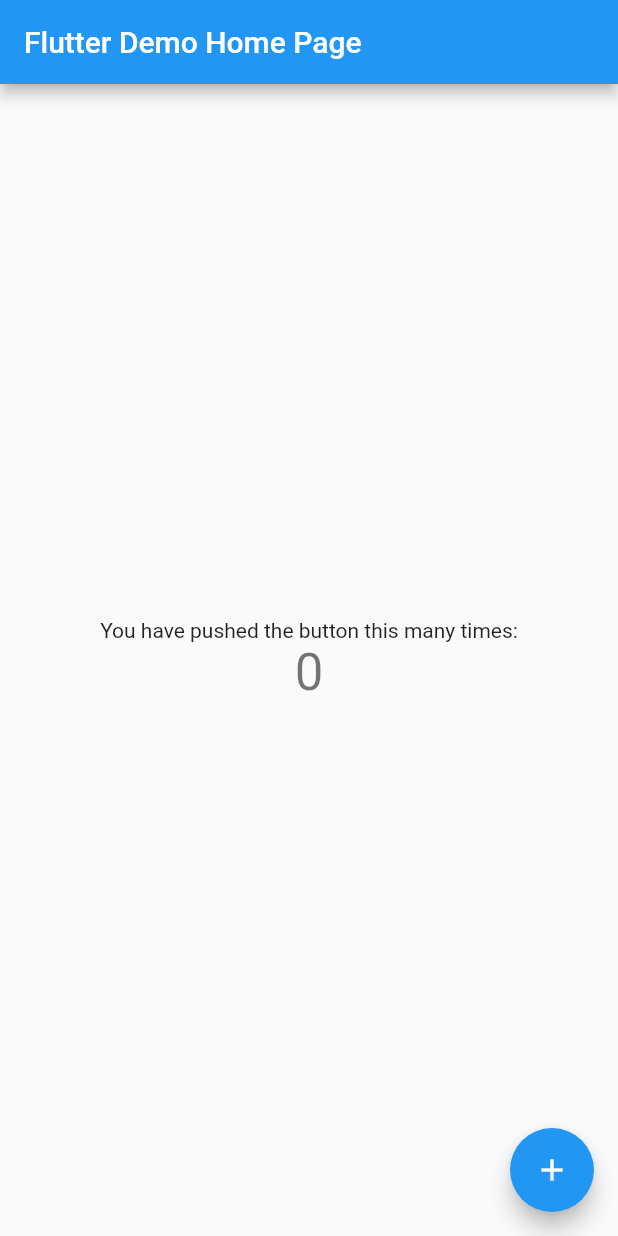
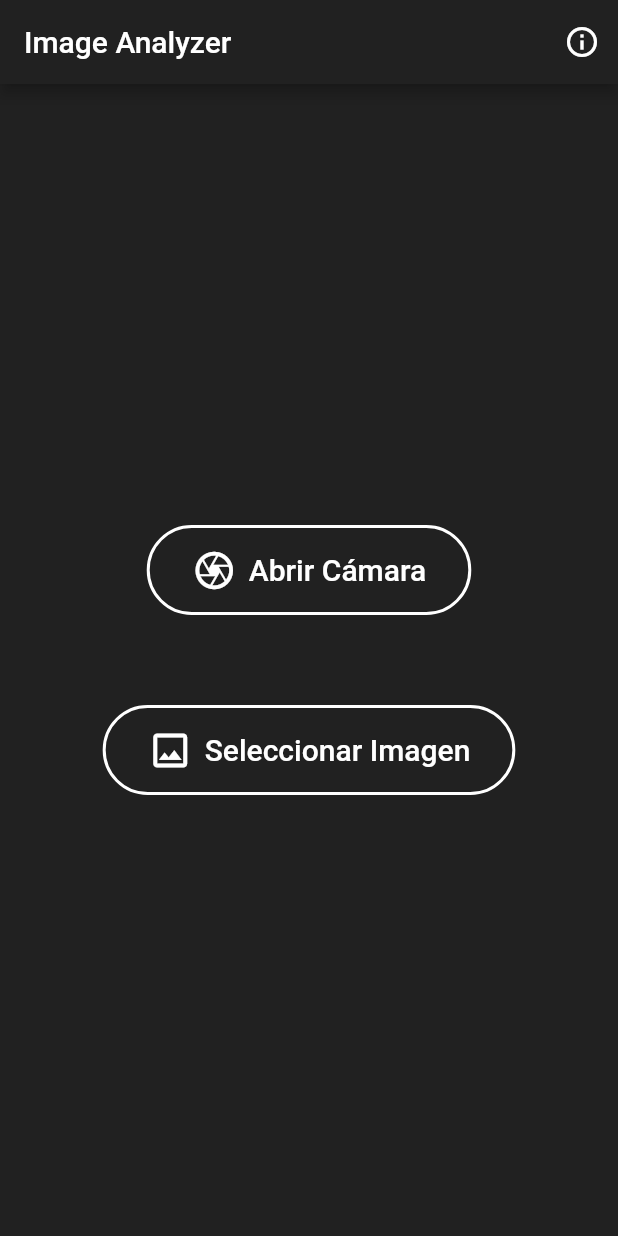
Before and after one commit to Seoane8/ipm-02-mobile, a Flutter app: the screen it shows after launch, on a phone screen of 412 x 824 dp. Run offline on Flutter 3.47's test engine with Material 2 defaults, Android fonts, the phone set to English and light mode, and no system bars.

Commit message:
Added interface without functionality

```diff
--- /dev/null
+++ b/lib/colors.dart
@@ -0,0 +1,18 @@
+import 'package:flutter/material.dart';
+
+const MaterialColor grafito = MaterialColor(
+  _grafitoValue,
+  <int, Color>{
+    50: Color(0xFF212121),
+    100: Color(0xFF212121),
+    200: Color(0xFF212121),
+    300: Color(0xFF212121),
+    400: Color(0xFF212121),
+    500: Color(_grafitoValue),
+    600: Color(0xFF212121),
+    700: Color(0xFF212121),
+    800: Color(0xFF212121),
+    900: Color(0xFF212121),
+  },
+);
+const int _grafitoValue = 0xFF212121;
--- /dev/null
+++ b/lib/home.dart
@@ -0,0 +1,82 @@
+import 'package:flutter/material.dart';
+
+import 'package:image_analyzer/colors.dart';
+import 'package:image_analyzer/wait.dart';
+import 'package:image_analyzer/info.dart';
+
+class HomePage extends StatelessWidget {
+  @override
+  Widget build(BuildContext context) {
+    return Scaffold(
+      backgroundColor: grafito,
+      appBar: AppBar(
+        automaticallyImplyLeading: false,
+        title: Text("Image Analyzer"),
+        actions: [
+          IconButton(
+            icon: Icon(
+              Icons.info_outlined,
+              color: Colors.white,
+            ),
+            onPressed: null,
+          )
+        ],
+      ),
+      body: Center(
+        child: Column(
+          mainAxisAlignment: MainAxisAlignment.center,
+          mainAxisSize: MainAxisSize.max,
+
+          children: <Widget> [
+            imageButton(
+                () => Navigator.push(
+                context,
+                MaterialPageRoute(builder: (context) => WaitPage()),
+              ),
+              'Abrir Cámara',
+              Icons.camera_outlined
+            ),
+            SizedBox(height: 60),
+            imageButton(
+              () => Navigator.push(
+                context,
+                MaterialPageRoute(builder: (context) => InfoPage()),
+              ),
+              'Seleccionar Imagen',
+              Icons.insert_photo_outlined
+            ),
+          ],
+        ),
+      ),
+    );
+  }
+
+  Widget imageButton(VoidCallback function, String text, IconData icon){
+    return OutlinedButton.icon(
+      onPressed: function,
+      icon: Icon(
+        icon,
+        size: 30,
+        color: Colors.white,
+      ),
+      label: Text(
+        text,
+        style: TextStyle(
+          fontSize: 20,
+          color: Colors.white,
+        ),
+      ),
+      style: ButtonStyle(
+        shape: MaterialStateProperty.all(
+            RoundedRectangleBorder(borderRadius: BorderRadius.circular(50))
+        ),
+        padding: MaterialStateProperty.all(
+            EdgeInsets.fromLTRB(30, 15, 30, 15)
+        ),
+        side: MaterialStateProperty.all(
+            BorderSide(width: 2, color: Colors.white)
+        ),
+      ),
+    );
+  }
+}
--- a/lib/main.dart
+++ b/lib/main.dart
@@ -1,4 +1,7 @@
 import 'package:flutter/material.dart';
+
+import 'package:image_analyzer/home.dart';
+import 'package:image_analyzer/colors.dart';
 
 void main() {
   runApp(MyApp());
@@ -11,107 +14,13 @@ class MyApp extends StatelessWidget {
     return MaterialApp(
       title: 'Flutter Demo',
       theme: ThemeData(
-        // This is the theme of your application.
-        //
-        // Try running your application with "flutter run". You'll see the
-        // application has a blue toolbar. Then, without quitting the app, try
-        // changing the primarySwatch below to Colors.green and then invoke
-        // "hot reload" (press "r" in the console where you ran "flutter run",
-        // or simply save your changes to "hot reload" in a Flutter IDE).
-        // Notice that the counter didn't reset back to zero; the application
-        // is not restarted.
-        primarySwatch: Colors.blue,
+        primarySwatch: grafito,
         // This makes the visual density adapt to the platform that you run
         // the app on. For desktop platforms, the controls will be smaller and
         // closer together (more dense) than on mobile platforms.
         visualDensity: VisualDensity.adaptivePlatformDensity,
       ),
-      home: MyHomePage(title: 'Flutter Demo Home Page'),
+      home: HomePage(),
     );
   }
 }
-
-class MyHomePage extends StatefulWidget {
-  MyHomePage({Key key, this.title}) : super(key: key);
-
-  // This widget is the home page of your application. It is stateful, meaning
-  // that it has a State object (defined below) that contains fields that affect
-  // how it looks.
-
-  // This class is the configuration for the state. It holds the values (in this
-  // case the title) provided by the parent (in this case the App widget) and
-  // used by the build method of the State. Fields in a Widget subclass are
-  // always marked "final".
-
-  final String title;
-
-  @override
-  _MyHomePageState createState() => _MyHomePageState();
-}
-
-class _MyHomePageState extends State<MyHomePage> {
-  int _counter = 0;
-
-  void _incrementCounter() {
-    setState(() {
-      // This call to setState tells the Flutter framework that something has
-      // changed in this State, which causes it to rerun the build method below
-      // so that the display can reflect the updated values. If we changed
-      // _counter without calling setState(), then the build method would not be
-      // called again, and so nothing would appear to happen.
-      _counter++;
-    });
-  }
-
-  @override
-  Widget build(BuildContext context) {
-    // This method is rerun every time setState is called, for instance as done
-    // by the _incrementCounter method above.
-    //
-    // The Flutter framework has been optimized to make rerunning build methods
-    // fast, so that you can just rebuild anything that needs updating rather
-    // than having to individually change instances of widgets.
-    return Scaffold(
-      appBar: AppBar(
-        // Here we take the value from the MyHomePage object that was created by
-        // the App.build method, and use it to set our appbar title.
-        title: Text(widget.title),
-      ),
-      body: Center(
-        // Center is a layout widget. It takes a single child and positions it
-        // in the middle of the parent.
-        child: Column(
-          // Column is also a layout widget. It takes a list of children and
-          // arranges them vertically. By default, it sizes itself to fit its
-          // children horizontally, and tries to be as tall as its parent.
-          //
-          // Invoke "debug painting" (press "p" in the console, choose the
-          // "Toggle Debug Paint" action from the Flutter Inspector in Android
-          // Studio, or the "Toggle Debug Paint" command in Visual Studio Code)
-          // to see the wireframe for each widget.
-          //
-          // Column has various properties to control how it sizes itself and
-          // how it positions its children. Here we use mainAxisAlignment to
-          // center the children vertically; the main axis here is the vertical
-          // axis because Columns are vertical (the cross axis would be
-          // horizontal).
-          mainAxisAlignment: MainAxisAlignment.center,
-          children: <Widget>[
-            Text(
-              'You have pushed the button this many times:',
-            ),
-            Text(
-              '$_counter',
-              style: Theme.of(context).textTheme.headline4,
-            ),
-          ],
-        ),
-      ),
-      floatingActionButton: FloatingActionButton(
-        onPressed: _incrementCounter,
-        tooltip: 'Increment',
-        child: Icon(Icons.add),
-      ), // This trailing comma makes auto-formatting nicer for build methods.
-    );
-  }
-}
```
Also changed, not shown: lib/info.dart (added, +109 -0 lines), lib/wait.dart (added, +58 -0 lines).
